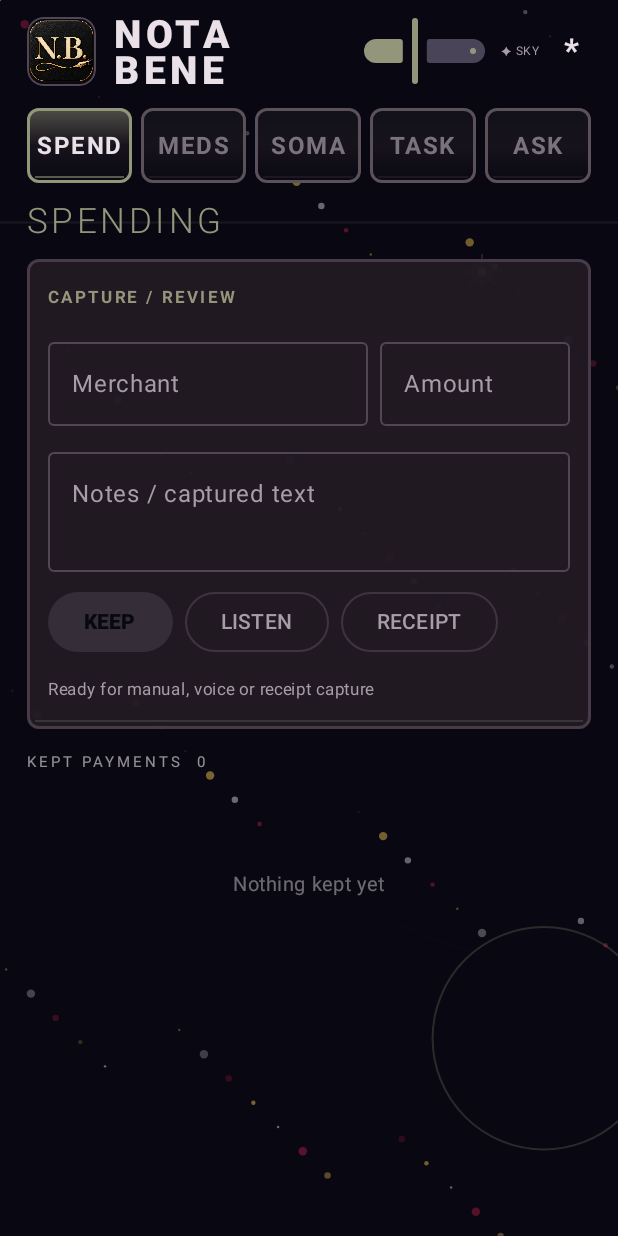
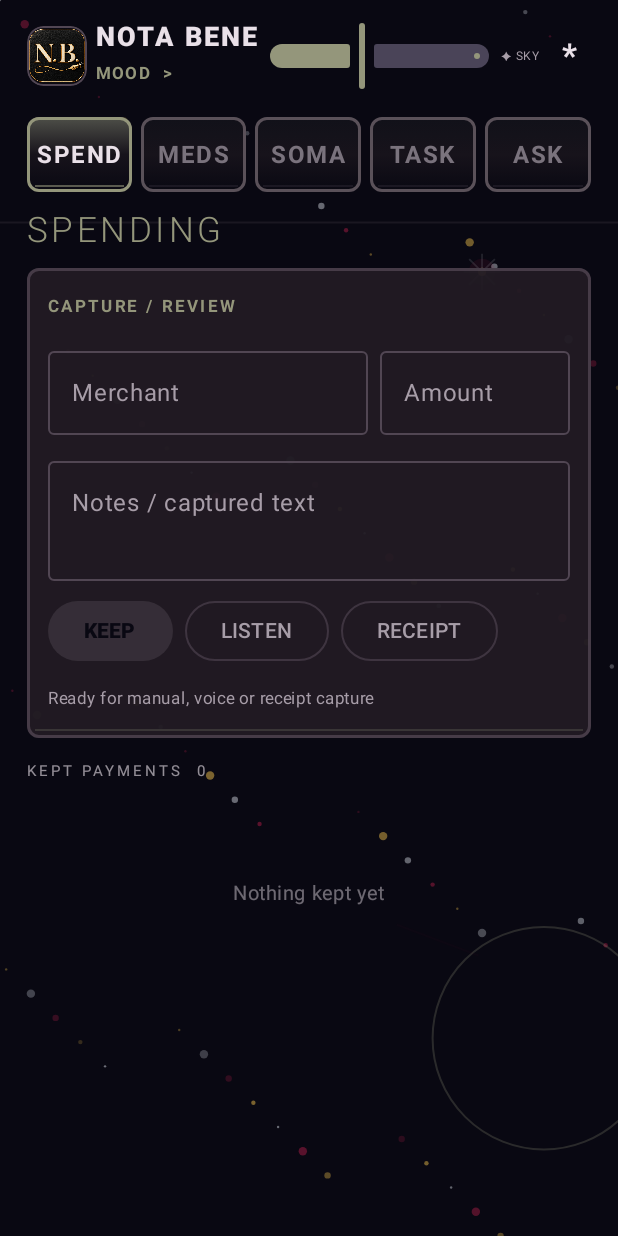
Before and after one commit to AndyJMyers/Nota-Bene, an Android app built with Jetpack Compose: the screen it shows after launch (MainActivity), on a phone screen of 412 x 824 dp. Run offline under Robolectric (Android 15) with nearby library versions, the phone set to English and light mode, and no system bars; our stand-ins replace Room's generated code; libraries missing offline, so code that uses them is left out: com.google.mlkit.vision, kotlin.math, kotlin.math.cos, kotlin.math.sin.

Commit message:
Keep style control visible in portrait

```diff
--- a/app/build.gradle.kts
+++ b/app/build.gradle.kts
@@ -13,8 +13,8 @@ android {
         applicationId = "com.notabene.app"
         minSdk = 26
         targetSdk = 36
-        versionCode = 29
-        versionName = "0.9.0-alpha29"
+        versionCode = 30
+        versionName = "0.9.0-alpha30"
         testInstrumentationRunner = "androidx.test.runner.AndroidJUnitRunner"
     }
 
--- a/app/src/main/java/com/notabene/app/MainActivity.kt
+++ b/app/src/main/java/com/notabene/app/MainActivity.kt
@@ -34,6 +34,7 @@ import androidx.compose.foundation.rememberScrollState
 import androidx.compose.foundation.verticalScroll
 import androidx.compose.foundation.layout.Arrangement
 import androidx.compose.foundation.layout.Box
+import androidx.compose.foundation.layout.BoxWithConstraints
 import androidx.compose.foundation.layout.Column
 import androidx.compose.foundation.layout.ColumnScope
 import androidx.compose.foundation.layout.Row
@@ -348,24 +349,38 @@ private fun Header(
     onSettings: () -> Unit
 ) {
     val styleSpec = appStyle.spec
-    Row(Modifier.fillMaxWidth().height(52.dp), verticalAlignment = Alignment.CenterVertically, horizontalArrangement = Arrangement.spacedBy(12.dp)) {
+    BoxWithConstraints(Modifier.fillMaxWidth().height(58.dp)) {
+        val compact = maxWidth < 500.dp
+        val gap = if (compact) 6.dp else 12.dp
+        Row(Modifier.fillMaxSize(), verticalAlignment = Alignment.CenterVertically, horizontalArrangement = Arrangement.spacedBy(gap)) {
             if (appStyle != NotaStyle.ART_NOUVEAU) {
+                val markSize = if (compact) 40.dp else 46.dp
                 Image(
                     painter = painterResource(id = R.drawable.nb_fountain_icon),
                     contentDescription = "Nota Bene",
                     contentScale = ContentScale.Crop,
                     modifier = Modifier
-                    .width(46.dp)
-                    .height(46.dp)
+                        .size(markSize)
                         .clip(RoundedCornerShape(11.dp))
                         .border(1.dp, styleSpec.frame, RoundedCornerShape(11.dp))
                 )
             }
-        Column(Modifier.weight(1f), verticalArrangement = Arrangement.Center) {
-            Text("NOTA BENE", color = styleSpec.text, fontSize = 26.sp, fontWeight = FontWeight.Black, fontFamily = styleSpec.titleFamily, letterSpacing = 3.sp)
+            val titleModifier = if (compact) Modifier.width(if (appStyle == NotaStyle.ART_NOUVEAU) 122.dp else 108.dp) else Modifier.weight(1f)
+            Column(titleModifier, verticalArrangement = Arrangement.Center) {
+                Text(
+                    "NOTA BENE",
+                    color = styleSpec.text,
+                    fontSize = if (compact) 18.sp else 26.sp,
+                    fontWeight = FontWeight.Black,
+                    fontFamily = styleSpec.titleFamily,
+                    letterSpacing = if (compact) 1.5.sp else 3.sp,
+                    maxLines = 1,
+                    overflow = TextOverflow.Clip
+                )
                 Box(
                     Modifier
-                    .height(22.dp)
+                        .fillMaxWidth()
+                        .height(25.dp)
                         .semantics { contentDescription = "Next mood style, currently ${appStyle.displayName}" }
                         .clickable(onClick = onCycleStyle),
                     contentAlignment = Alignment.CenterStart
@@ -381,7 +396,7 @@ private fun Header(
                     colors = SliderDefaults.colors(thumbColor = accent, activeTrackColor = accent)
                 )
                 Box(
-                Modifier.width(43.dp).height(40.dp)
+                    Modifier.width(if (compact) 38.dp else 43.dp).height(40.dp)
                         .semantics { contentDescription = "Next background, currently ${effect.label}" }
                         .clickable(onClick = onCycleEffect),
                     contentAlignment = Alignment.Center
@@ -389,12 +404,13 @@ private fun Header(
                     Text(effect.label, color = styleSpec.muted, fontSize = 8.sp, maxLines = 1)
                 }
                 Box(
-                Modifier.width(25.dp).height(40.dp)
+                    Modifier.width(28.dp).height(40.dp)
                         .semantics { contentDescription = "Settings" }
                         .clickable(onClick = onSettings),
                     contentAlignment = Alignment.Center
                 ) {
                     Text("*", color = styleSpec.text, fontSize = 22.sp, fontWeight = FontWeight.Bold)
+                }
             }
         }
     }
```
Lines whose indentation alone changed are shown as unchanged.
